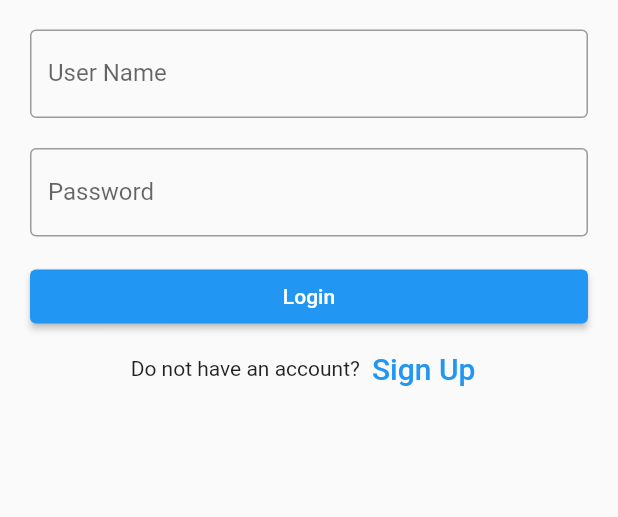
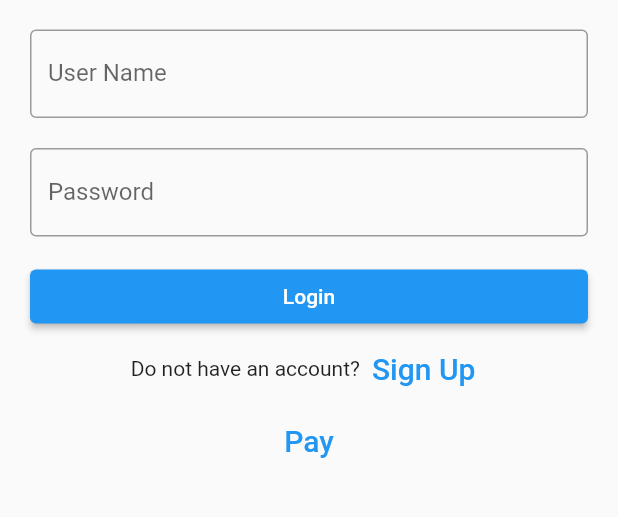
Before and after one commit to RoopMM/WeFit, a Flutter app: the screen it shows after launch, on a phone screen of 412 x 824 dp, the part 167-684 px from its top. Run offline on Flutter 3.47's test engine with Material 2 defaults, Android fonts, the phone set to English and light mode, and no system bars.

Commit message:
payment button added in login page (for testing later to be  moved)

```diff
--- a/lib/LoginPage.dart
+++ b/lib/LoginPage.dart
@@ -1,7 +1,6 @@
 import 'package:flutter/material.dart';
 import 'package:group_project_1/SignIn.dart';
-
-
+import 'package:group_project_1/Payment.dart';
 
 class LoginPage extends StatefulWidget {
   @override
@@ -107,9 +106,25 @@ class _State extends State<LoginPage> {
                       ],
                       mainAxisAlignment: MainAxisAlignment.center,
                     )),
-
-              //jashan code add here
-
+                Container(
+                    child: Row(
+                      children: <Widget>[
+                        TextButton(
+                          child: Text(
+                            'Pay',
+                            style: TextStyle(fontSize: 20),
+                          ),
+                          onPressed: () {
+                            //signup screen
+                            Navigator.push(
+                              context,
+                              MaterialPageRoute(builder: (context) => Payment()),
+                            );
+                          },
+                        )
+                      ],
+                      mainAxisAlignment: MainAxisAlignment.center,
+                    )),
               ],
             )))
     );
```
